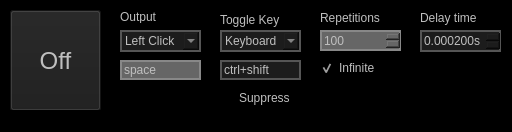
First picture: the form in gui.ui, repository KermitPurple/clicker, before the edit.
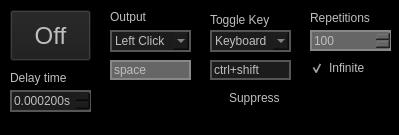
Second picture: the form after the edit.

What changed in the file:
```diff
--- a/gui.ui
+++ b/gui.ui
@@ -9,8 +9,8 @@
    <rect>
     <x>0</x>
     <y>0</y>
-    <width>512</width>
-    <height>132</height>
+    <width>399</width>
+    <height>135</height>
    </rect>
   </property>
   <property name="sizePolicy">
@@ -31,8 +31,8 @@
      <rect>
       <x>10</x>
       <y>10</y>
-      <width>91</width>
-      <height>101</height>
+      <width>81</width>
+      <height>51</height>
      </rect>
     </property>
     <property name="font">
@@ -56,7 +56,7 @@
     </property>
     <property name="geometry">
      <rect>
-      <x>120</x>
+      <x>110</x>
       <y>60</y>
       <width>81</width>
       <height>20</height>
@@ -72,7 +72,7 @@
    <widget class="QLineEdit" name="TriggerText">
     <property name="geometry">
      <rect>
-      <x>220</x>
+      <x>210</x>
       <y>60</y>
       <width>81</width>
       <height>20</height>
@@ -88,7 +88,7 @@
    <widget class="QLabel" name="label">
     <property name="geometry">
      <rect>
-      <x>120</x>
+      <x>110</x>
       <y>10</y>
       <width>47</width>
       <height>13</height>
@@ -101,7 +101,7 @@
    <widget class="QLabel" name="label_2">
     <property name="geometry">
      <rect>
-      <x>220</x>
+      <x>210</x>
       <y>10</y>
       <width>61</width>
       <height>20</height>
@@ -114,8 +114,8 @@
    <widget class="QLabel" name="label_3">
     <property name="geometry">
      <rect>
-      <x>420</x>
-      <y>10</y>
+      <x>10</x>
+      <y>70</y>
       <width>61</width>
       <height>16</height>
      </rect>
@@ -127,8 +127,8 @@
    <widget class="QDoubleSpinBox" name="DelayBox">
     <property name="geometry">
      <rect>
-      <x>420</x>
-      <y>30</y>
+      <x>10</x>
+      <y>90</y>
       <width>81</width>
       <height>22</height>
      </rect>
@@ -170,7 +170,7 @@
     </property>
     <property name="geometry">
      <rect>
-      <x>320</x>
+      <x>310</x>
       <y>30</y>
       <width>81</width>
       <height>21</height>
@@ -192,7 +192,7 @@
    <widget class="QLabel" name="label_4">
     <property name="geometry">
      <rect>
-      <x>320</x>
+      <x>310</x>
       <y>10</y>
       <width>61</width>
       <height>16</height>
@@ -208,7 +208,7 @@
     </property>
     <property name="geometry">
      <rect>
-      <x>320</x>
+      <x>310</x>
       <y>60</y>
       <width>71</width>
       <height>16</height>
@@ -227,7 +227,7 @@
    <widget class="QComboBox" name="ToggleBox">
     <property name="geometry">
      <rect>
-      <x>220</x>
+      <x>210</x>
       <y>30</y>
       <width>81</width>
       <height>22</height>
@@ -273,7 +273,7 @@
    <widget class="QComboBox" name="OutputBox">
     <property name="geometry">
      <rect>
-      <x>120</x>
+      <x>110</x>
       <y>30</y>
       <width>81</width>
       <height>22</height>
@@ -328,7 +328,7 @@
     </property>
     <property name="geometry">
      <rect>
-      <x>220</x>
+      <x>210</x>
       <y>90</y>
       <width>81</width>
       <height>16</height>
```
